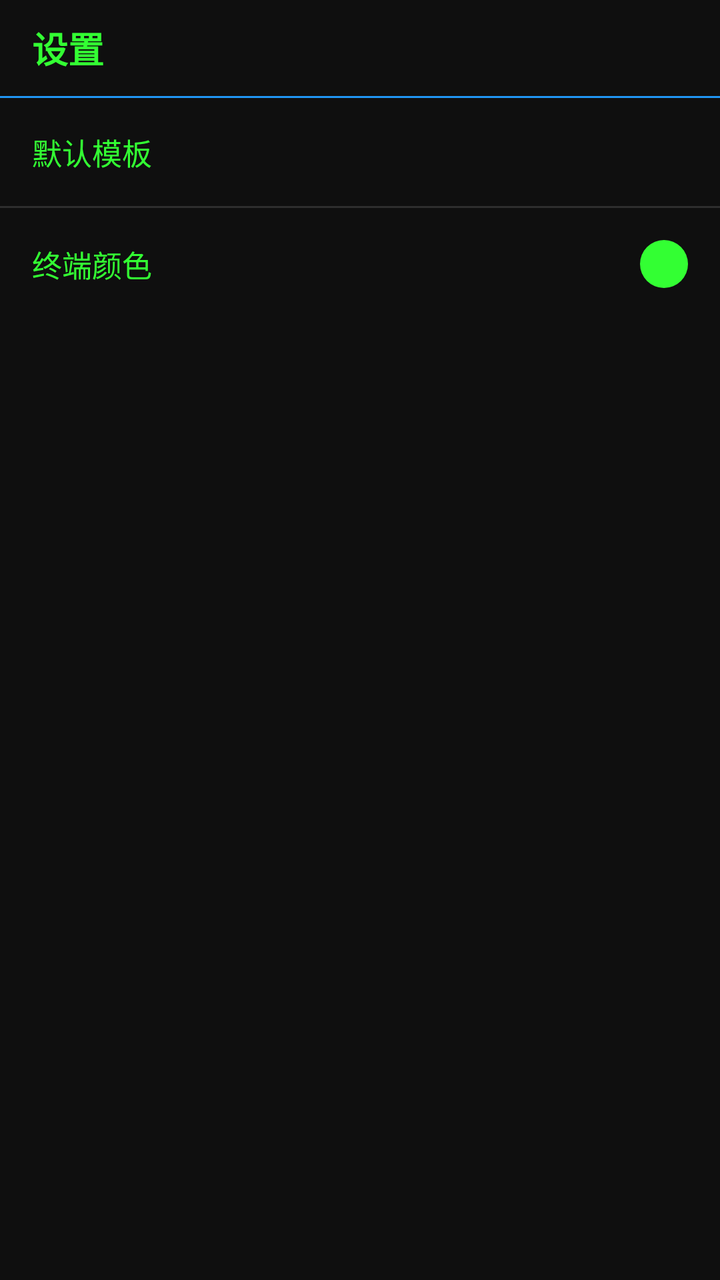
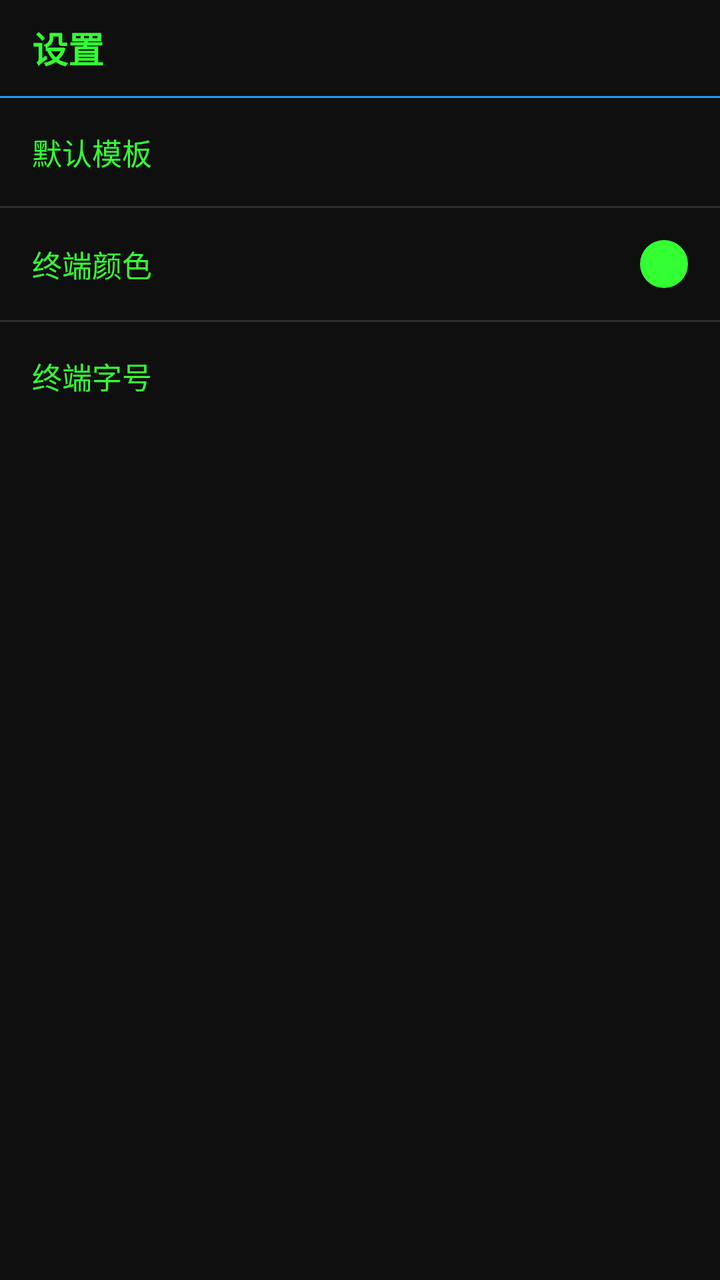

Two renders of the same Android screen: before a commit and after it. Below are the layout's source before the change and the commit's diff.
<!-- AndroidManifest.xml: application theme Theme.TerminusRoot -->
<!-- res/layout/activity_settings.xml -->
<?xml version="1.0" encoding="utf-8"?>
<androidx.constraintlayout.widget.ConstraintLayout xmlns:android="http://schemas.android.com/apk/res/android"
    xmlns:app="http://schemas.android.com/apk/res-auto"
    android:layout_width="match_parent"
    android:layout_height="match_parent">

    <TextView
        android:id="@+id/headerTitle"
        style="@style/TitleBar"
        android:text="@string/settings"
        app:layout_constraintStart_toStartOf="parent"
        app:layout_constraintTop_toTopOf="parent" />

    <View
        android:id="@+id/headerDivider"
        android:layout_width="match_parent"
        android:layout_height="1dp"
        android:background="@color/accent"
        app:layout_constraintTop_toBottomOf="@id/headerTitle" />

    <LinearLayout
        android:id="@+id/layoutSettings"
        android:layout_width="match_parent"
        android:layout_height="0dp"
        android:orientation="vertical"
        app:layout_constraintBottom_toBottomOf="parent"
        app:layout_constraintEnd_toEndOf="parent"
        app:layout_constraintStart_toStartOf="parent"
        app:layout_constraintTop_toBottomOf="@id/headerDivider">

        <LinearLayout
            android:id="@+id/rowDefaultTemplate"
            android:layout_width="match_parent"
            android:layout_height="wrap_content"
            android:background="?attr/selectableItemBackground"
            android:gravity="center_vertical"
            android:orientation="horizontal"
            android:padding="16dp">

            <TextView
                android:layout_width="0dp"
                android:layout_height="wrap_content"
                android:layout_weight="1"
                android:text="@string/default_template"
                android:textColor="@color/terminal_text"
                android:textSize="15sp" />

            <TextView
                android:id="@+id/textDefaultTemplate"
                android:layout_width="wrap_content"
                android:layout_height="wrap_content"
                android:textColor="#88FF88"
                android:textSize="13sp" />
        </LinearLayout>

        <View
            android:layout_width="match_parent"
            android:layout_height="1dp"
            android:background="#2E2E2E" />

        <LinearLayout
            android:id="@+id/rowColor"
            android:layout_width="match_parent"
            android:layout_height="wrap_content"
            android:background="?attr/selectableItemBackground"
            android:gravity="center_vertical"
            android:orientation="horizontal"
            android:padding="16dp">

            <TextView
                android:layout_width="0dp"
                android:layout_height="wrap_content"
                android:layout_weight="1"
                android:text="@string/color"
                android:textColor="@color/terminal_text"
                android:textSize="15sp" />

            <TextView
                android:id="@+id/textColorSummary"
                android:layout_width="wrap_content"
                android:layout_height="wrap_content"
                android:textColor="#88FF88"
                android:textSize="13sp" />

            <View
                android:id="@+id/viewColorSwatch"
                android:layout_width="24dp"
                android:layout_height="24dp"
                android:layout_marginStart="12dp"
                android:background="@drawable/bg_swatch" />
        </LinearLayout>
    </LinearLayout>
</androidx.constraintlayout.widget.ConstraintLayout>
<!-- resources referenced by this layout -->
<resources>
  <color name="accent">#FF2196F3</color>
  <color name="terminal_text">#FF33FF33</color>
  <!-- drawable bg_swatch (drawable) -->
  <?xml version="1.0" encoding="utf-8"?>
  <shape xmlns:android="http://schemas.android.com/apk/res/android"
      android:shape="oval">
      <solid android:color="#FF33FF33" />
  </shape>
  <string name="color">终端颜色</string>
  <string name="default_template">默认模板</string>
  <string name="settings">设置</string>
  <style name="TitleBar">
          <item name="android:layout_width">match_parent</item>
          <item name="android:layout_height">48dp</item>
          <item name="android:background">@color/terminal_bg</item>
          <item name="android:gravity">center_vertical</item>
          <item name="android:paddingStart">16dp</item>
          <item name="android:paddingEnd">16dp</item>
          <item name="android:textColor">@color/terminal_text</item>
          <item name="android:textSize">18sp</item>
          <item name="android:textStyle">bold</item>
      </style>
  <style name="Theme.TerminusRoot" parent="Theme.MaterialComponents.DayNight.NoActionBar">
          <item name="colorPrimary">@color/terminal_bg</item>
          <item name="colorPrimaryVariant">@color/black</item>
          <item name="colorOnPrimary">@color/terminal_text</item>
          <item name="colorSecondary">@color/accent</item>
          <item name="colorOnSecondary">@color/white</item>
          <item name="android:windowBackground">@color/terminal_bg</item>
          <item name="android:textColor">@color/terminal_text</item>
      </style>
  <color name="terminal_bg">#FF0F0F0F</color>
  <color name="black">#FF000000</color>
  <color name="white">#FFFFFFFF</color>
</resources>

<!-- the commit's change to res/layout/activity_settings.xml (unified diff, before → after) -->
@@ -89,5 +89,35 @@
                 android:layout_marginStart="12dp"
                 android:background="@drawable/bg_swatch" />
         </LinearLayout>
+
+        <View
+            android:layout_width="match_parent"
+            android:layout_height="1dp"
+            android:background="#2E2E2E" />
+
+        <LinearLayout
+            android:id="@+id/rowFontSize"
+            android:layout_width="match_parent"
+            android:layout_height="wrap_content"
+            android:background="?attr/selectableItemBackground"
+            android:gravity="center_vertical"
+            android:orientation="horizontal"
+            android:padding="16dp">
+
+            <TextView
+                android:layout_width="0dp"
+                android:layout_height="wrap_content"
+                android:layout_weight="1"
+                android:text="@string/font_size"
+                android:textColor="@color/terminal_text"
+                android:textSize="15sp" />
+
+            <TextView
+                android:id="@+id/textFontSize"
+                android:layout_width="wrap_content"
+                android:layout_height="wrap_content"
+                android:textColor="#88FF88"
+                android:textSize="13sp" />
+        </LinearLayout>
     </LinearLayout>
 </androidx.constraintlayout.widget.ConstraintLayout>
<!-- resource entries referenced after the edit -->
@@ -10,6 +10,7 @@
   </shape>
   <string name="color">终端颜色</string>
   <string name="default_template">默认模板</string>
+  <string name="font_size">终端字号</string>
   <string name="settings">设置</string>
   <style name="TitleBar">
           <item name="android:layout_width">match_parent</item>
